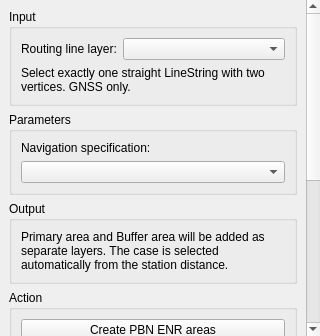
Old version of the form Q_Pansopy/ui/pbn/qpansopy_pbn_enroute_gnss_dockwidget.ui in the repository FLYGHT7/qpansopy.
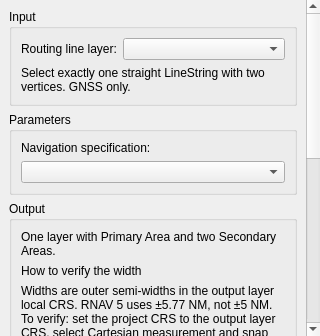
New version of the form. Custom widgets are drawn as their Qt base class.

Commit message: Enhance GNSS en-route tool documentation and verification instructions in UI and tests

Diff of the .ui file:
```diff
--- a/Q_Pansopy/ui/pbn/qpansopy_pbn_enroute_gnss_dockwidget.ui
+++ b/Q_Pansopy/ui/pbn/qpansopy_pbn_enroute_gnss_dockwidget.ui
@@ -35,7 +35,9 @@
         <item><widget class="QGroupBox" name="outputGroup">
          <property name="title"><string>Output</string></property>
          <layout class="QVBoxLayout" name="outputLayout">
-          <item><widget class="QLabel" name="outputDescriptionLabel"><property name="text"><string>Primary area and Buffer area will be added as separate layers. The case is selected automatically from the station distance.</string></property><property name="wordWrap"><bool>true</bool></property></widget></item>
+          <item><widget class="QLabel" name="outputDescriptionLabel"><property name="text"><string>One layer with Primary Area and two Secondary Areas.</string></property><property name="wordWrap"><bool>true</bool></property></widget></item>
+          <item><widget class="QLabel" name="measurementTitleLabel"><property name="text"><string>How to verify the width</string></property></widget></item>
+          <item><widget class="QLabel" name="measurementHintLabel"><property name="text"><string>Widths are outer semi-widths in the output layer local CRS. RNAV 5 uses ±5.77 NM, not ±5 NM. To verify: set the project CRS to the output layer CRS, select Cartesian measurement and snap perpendicular to the track. UTM Cartesian and WGS84 ellipsoidal measurements may differ.</string></property><property name="wordWrap"><bool>true</bool></property></widget></item>
          </layout>
         </widget></item>
         <item><widget class="QGroupBox" name="actionGroup">
```
The commit also changes 2 other files.
